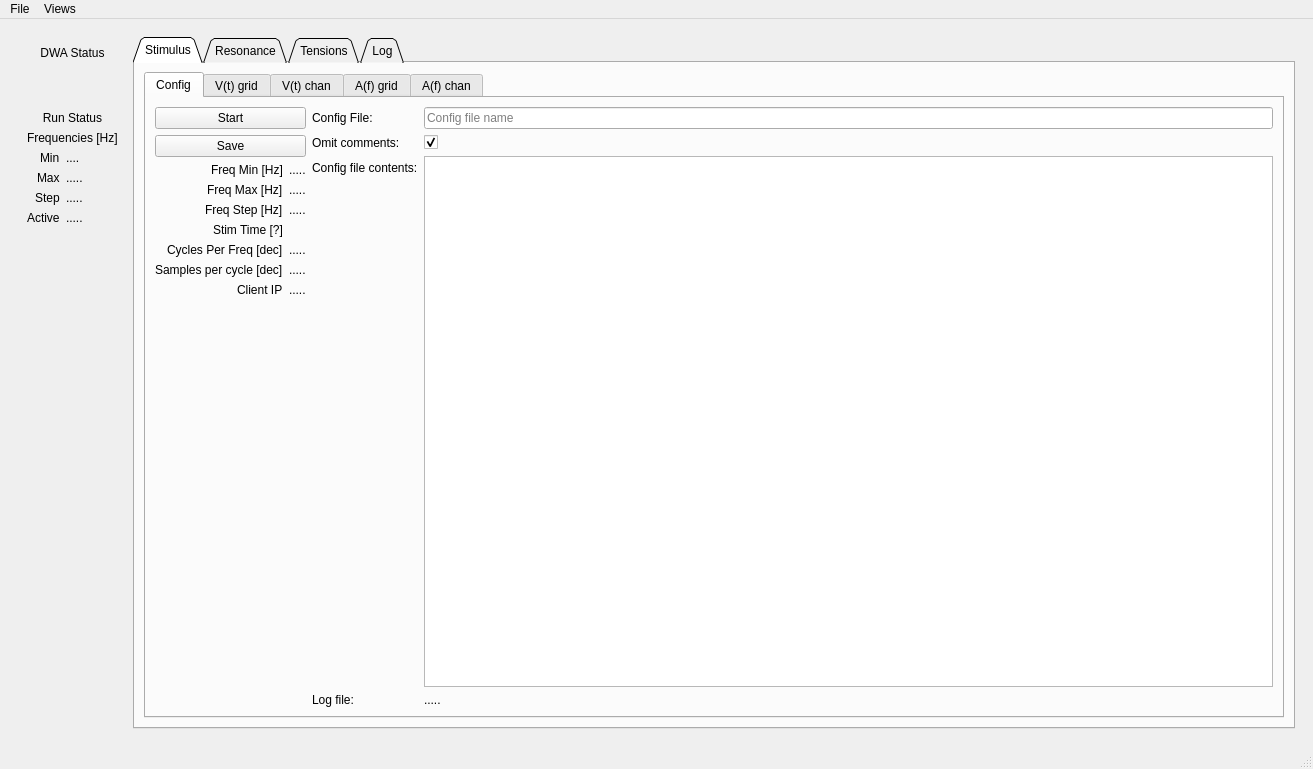
First picture: the form in DAQ/python/dwaDaqUI.ui, repository dunewires/ElectricalMethod, before the edit.
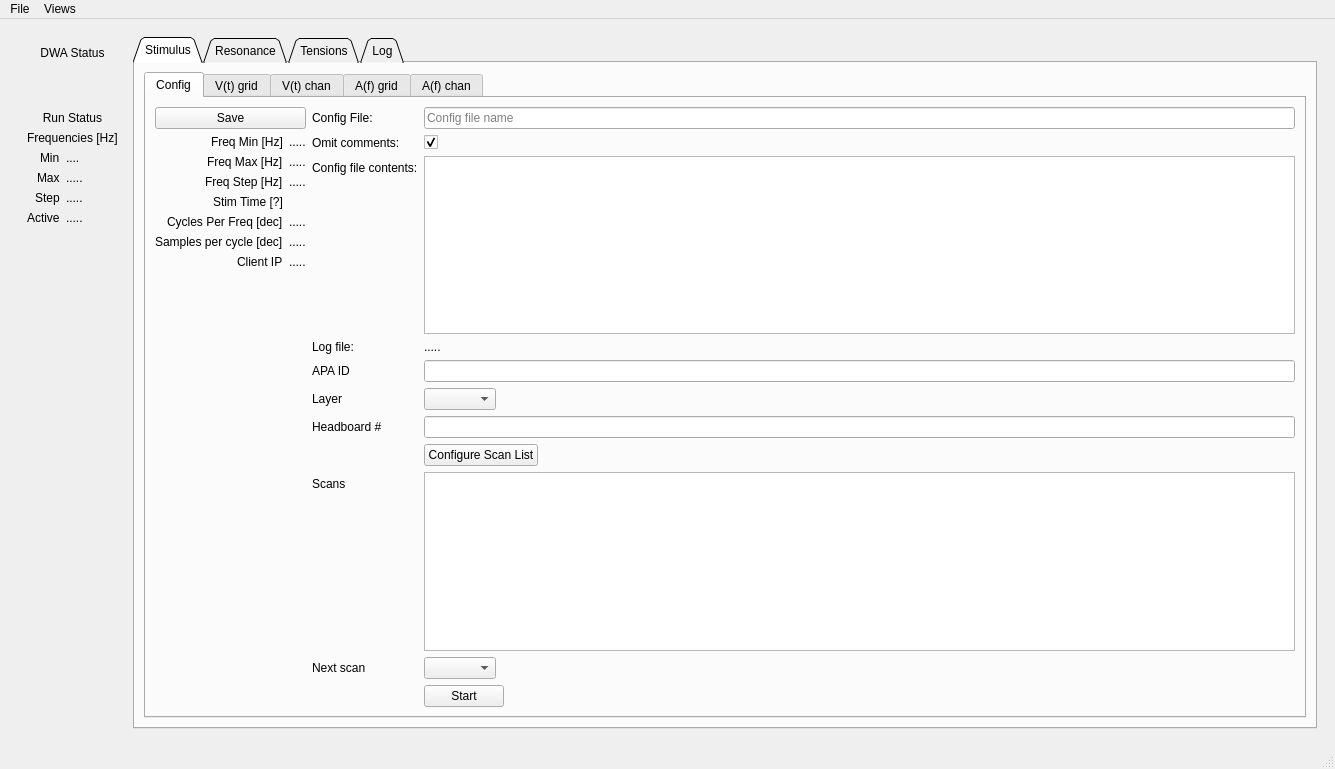
Second picture: the form after the edit. Custom widgets are drawn as their Qt base class.

Commit message: moved channel mapping

Patch:
```diff
--- a/DAQ/python/dwaDaqUI.ui
+++ b/DAQ/python/dwaDaqUI.ui
@@ -6,7 +6,7 @@
    <rect>
     <x>0</x>
     <y>0</y>
-    <width>1313</width>
+    <width>1335</width>
     <height>769</height>
    </rect>
   </property>
@@ -148,13 +148,6 @@
               <layout class="QHBoxLayout" name="horizontalLayout_6">
                <item>
                 <layout class="QVBoxLayout" name="verticalLayout_13">
-                 <item>
-                  <widget class="QPushButton" name="btnStart">
-                   <property name="text">
-                    <string>Start</string>
-                   </property>
-                  </widget>
-                 </item>
                  <item>
                   <widget class="QPushButton" name="btnSaveAmpl">
                    <property name="text">
@@ -341,6 +334,70 @@
                    </property>
                   </widget>
                  </item>
+                 <item row="6" column="0">
+                  <widget class="QLabel" name="apaId_label">
+                   <property name="text">
+                    <string>APA ID</string>
+                   </property>
+                  </widget>
+                 </item>
+                 <item row="6" column="1">
+                  <widget class="QLineEdit" name="apaIdLineEdit"/>
+                 </item>
+                 <item row="7" column="0">
+                  <widget class="QLabel" name="layer_label">
+                   <property name="text">
+                    <string>Layer</string>
+                   </property>
+                  </widget>
+                 </item>
+                 <item row="7" column="1">
+                  <widget class="QComboBox" name="layerComboBox"/>
+                 </item>
+                 <item row="8" column="1">
+                  <widget class="QLineEdit" name="headboardLineEdit"/>
+                 </item>
+                 <item row="9" column="1">
+                  <widget class="QPushButton" name="btnComputeScans">
+                   <property name="text">
+                    <string>Configure Scan List</string>
+                   </property>
+                  </widget>
+                 </item>
+                 <item row="11" column="0">
+                  <widget class="QLabel" name="scanList_label">
+                   <property name="text">
+                    <string>Scans</string>
+                   </property>
+                  </widget>
+                 </item>
+                 <item row="11" column="1">
+                  <widget class="QPlainTextEdit" name="scanListTextEdit"/>
+                 </item>
+                 <item row="8" column="0">
+                  <widget class="QLabel" name="headboardString_label">
+                   <property name="text">
+                    <string>Headboard #</string>
+                   </property>
+                  </widget>
+                 </item>
+                 <item row="13" column="0">
+                  <widget class="QLabel" name="nextScan_label">
+                   <property name="text">
+                    <string>Next scan</string>
+                   </property>
+                  </widget>
+                 </item>
+                 <item row="13" column="1">
+                  <widget class="QComboBox" name="nextScanComboBox"/>
+                 </item>
+                 <item row="14" column="1">
+                  <widget class="QPushButton" name="btnStart">
+                   <property name="text">
+                    <string>Start</string>
+                   </property>
+                  </widget>
+                 </item>
                 </layout>
                </item>
               </layout>
@@ -920,7 +977,7 @@
     <rect>
      <x>0</x>
      <y>0</y>
-     <width>1313</width>
+     <width>1335</width>
      <height>21</height>
     </rect>
    </property>
```
The commit also changes 1 other file.
